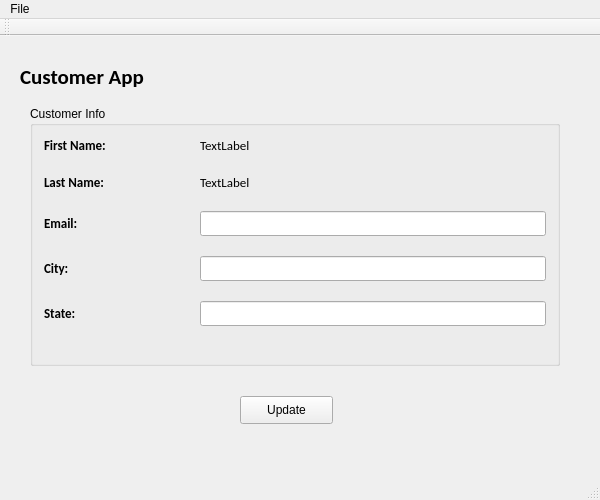
Before: the Qt Designer form customerapp.ui in kimballc/CustomerDBApp, drawn with Qt 5.
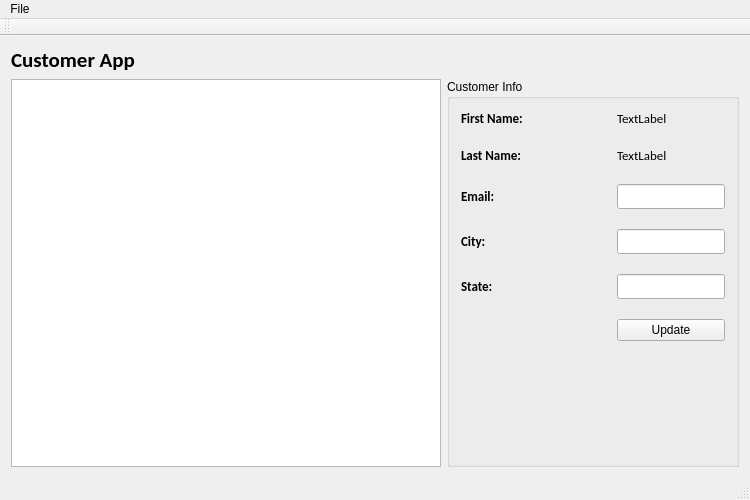
After: the same form once the commit is applied.

Commit message: Completed initial CustomerDBApp application for Lab 4

The edit to the form file:
```diff
--- a/customerapp.ui
+++ b/customerapp.ui
@@ -6,7 +6,7 @@
    <rect>
     <x>0</x>
     <y>0</y>
-    <width>600</width>
+    <width>750</width>
     <height>500</height>
    </rect>
   </property>
@@ -14,36 +14,12 @@
    <string>CustomerApp</string>
   </property>
   <widget class="QWidget" name="centralWidget">
-   <widget class="QLabel" name="label">
-    <property name="geometry">
-     <rect>
-      <x>20</x>
-      <y>20</y>
-      <width>161</width>
-      <height>41</height>
-     </rect>
-    </property>
-    <property name="font">
-     <font>
-      <family>Calibri</family>
-      <pointsize>16</pointsize>
-      <weight>75</weight>
-      <bold>true</bold>
-     </font>
-    </property>
-    <property name="text">
-     <string>Customer App</string>
-    </property>
-   </widget>
+   <layout class="QGridLayout" name="gridLayout">
+    <item row="2" column="0">
+     <widget class="QListView" name="customerListView"/>
+    </item>
+    <item row="2" column="1" colspan="2">
    <widget class="QGroupBox" name="groupBox">
-    <property name="geometry">
-     <rect>
-      <x>30</x>
-      <y>70</y>
-      <width>530</width>
-      <height>260</height>
-     </rect>
-    </property>
     <property name="title">
      <string>Customer Info</string>
     </property>
@@ -163,7 +139,7 @@
        </property>
       </widget>
      </item>
-     <item row="4" column="0">
+       <item row="5" column="0">
       <widget class="QLabel" name="stateLabel">
        <property name="font">
         <font>
@@ -178,7 +154,7 @@
        </property>
       </widget>
      </item>
-     <item row="4" column="1">
+       <item row="5" column="1">
       <widget class="QLineEdit" name="stateData">
        <property name="font">
         <font>
@@ -188,29 +164,40 @@
        </property>
       </widget>
      </item>
-    </layout>
-   </widget>
+       <item row="6" column="1">
    <widget class="QPushButton" name="updateButton">
-    <property name="geometry">
-     <rect>
-      <x>240</x>
-      <y>360</y>
-      <width>93</width>
-      <height>28</height>
-     </rect>
-    </property>
     <property name="text">
      <string>Update</string>
     </property>
    </widget>
+       </item>
+      </layout>
+     </widget>
+    </item>
+    <item row="1" column="0">
+     <widget class="QLabel" name="label">
+      <property name="font">
+       <font>
+        <family>Calibri</family>
+        <pointsize>16</pointsize>
+        <weight>75</weight>
+        <bold>true</bold>
+       </font>
+      </property>
+      <property name="text">
+       <string>Customer App</string>
+      </property>
+     </widget>
+    </item>
+   </layout>
   </widget>
   <widget class="QMenuBar" name="menuBar">
    <property name="geometry">
     <rect>
      <x>0</x>
      <y>0</y>
-     <width>600</width>
-     <height>26</height>
+     <width>750</width>
+     <height>25</height>
     </rect>
    </property>
    <widget class="QMenu" name="menufile">
```
Lines whose indentation alone changed are shown as unchanged. The commit also changes 7 other files.
